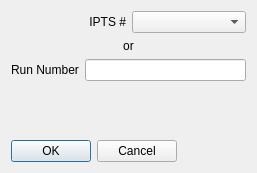
Above: designer/ui_import_from_database.ui from neutrons/addie before the change. Below: the same form after it.
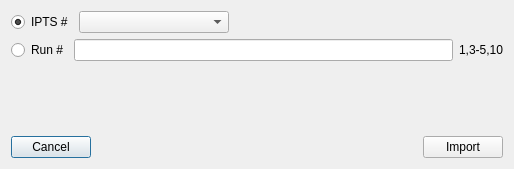
That is the form after the change.

Commit message: working on connecting the import database ui to the main ui

```diff
--- a/designer/ui_import_from_database.ui
+++ b/designer/ui_import_from_database.ui
@@ -6,53 +6,76 @@
    <rect>
     <x>0</x>
     <y>0</y>
-    <width>257</width>
-    <height>173</height>
+    <width>514</width>
+    <height>169</height>
    </rect>
   </property>
   <property name="windowTitle">
    <string>Dialog</string>
   </property>
   <layout class="QVBoxLayout" name="verticalLayout">
-   <item>
-    <layout class="QHBoxLayout" name="horizontalLayout">
-     <item>
-      <widget class="QLabel" name="label">
-       <property name="text">
-        <string>IPTS #</string>
-       </property>
-       <property name="alignment">
-        <set>Qt::AlignRight|Qt::AlignTrailing|Qt::AlignVCenter</set>
-       </property>
-      </widget>
-     </item>
-     <item>
-      <widget class="QComboBox" name="ipts_combobox"/>
-     </item>
-    </layout>
-   </item>
-   <item>
-    <widget class="QLabel" name="label_2">
-     <property name="text">
-      <string>or</string>
-     </property>
-     <property name="alignment">
-      <set>Qt::AlignCenter</set>
-     </property>
-    </widget>
-   </item>
    <item>
     <layout class="QHBoxLayout" name="horizontalLayout_2">
      <item>
-      <widget class="QLabel" name="label_3">
+      <widget class="QRadioButton" name="ipts_radio_button">
        <property name="text">
-        <string>Run Number</string>
+        <string>IPTS #</string>
+       </property>
+       <property name="checked">
+        <bool>true</bool>
+       </property>
+      </widget>
+     </item>
+     <item>
+      <widget class="QComboBox" name="ipts_combobox">
+       <property name="minimumSize">
+        <size>
+         <width>150</width>
+         <height>0</height>
+        </size>
+       </property>
+       <property name="maximumSize">
+        <size>
+         <width>150</width>
+         <height>16777215</height>
+        </size>
+       </property>
+      </widget>
+     </item>
+     <item>
+      <spacer name="horizontalSpacer_2">
+       <property name="orientation">
+        <enum>Qt::Horizontal</enum>
+       </property>
+       <property name="sizeHint" stdset="0">
+        <size>
+         <width>40</width>
+         <height>20</height>
+        </size>
+       </property>
+      </spacer>
+     </item>
+    </layout>
+   </item>
+   <item>
+    <layout class="QHBoxLayout" name="horizontalLayout">
+     <item>
+      <widget class="QRadioButton" name="run_radio_button">
+       <property name="text">
+        <string>Run #</string>
        </property>
       </widget>
      </item>
      <item>
       <widget class="QLineEdit" name="run_number_lineedit"/>
      </item>
+     <item>
+      <widget class="QLabel" name="label_2">
+       <property name="text">
+        <string>1,3-5,10</string>
+       </property>
+      </widget>
+     </item>
     </layout>
    </item>
    <item>
@@ -63,7 +86,7 @@
      <property name="sizeHint" stdset="0">
       <size>
        <width>20</width>
-       <height>40</height>
+       <height>49</height>
       </size>
      </property>
     </spacer>
@@ -71,12 +94,9 @@
    <item>
     <layout class="QHBoxLayout" name="horizontalLayout_3">
      <item>
-      <widget class="QDialogButtonBox" name="buttonBox">
-       <property name="orientation">
-        <enum>Qt::Horizontal</enum>
-       </property>
-       <property name="standardButtons">
-        <set>QDialogButtonBox::Cancel|QDialogButtonBox::Ok</set>
+      <widget class="QPushButton" name="cancel_button">
+       <property name="text">
+        <string>Cancel</string>
        </property>
       </widget>
      </item>
@@ -93,6 +113,13 @@
        </property>
       </spacer>
      </item>
+     <item>
+      <widget class="QPushButton" name="import_button">
+       <property name="text">
+        <string>Import</string>
+       </property>
+      </widget>
+     </item>
     </layout>
    </item>
   </layout>
```
Left out of the diff: 99 changed lines with no effect on the pictures. The commit also changes 4 other files.
